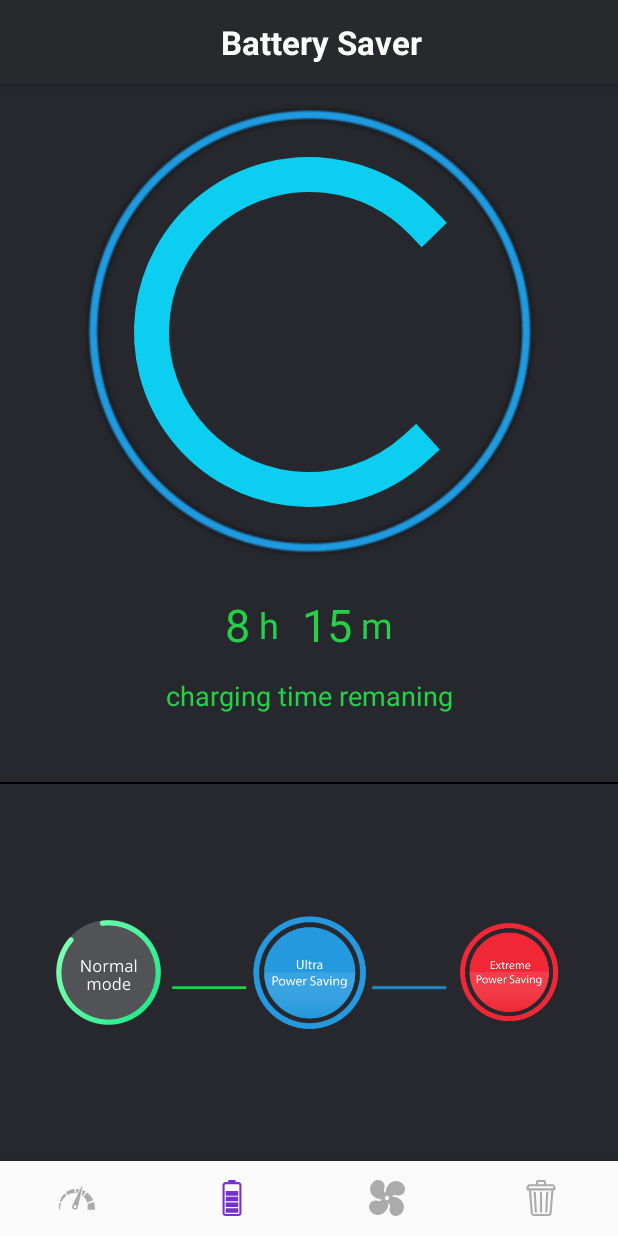
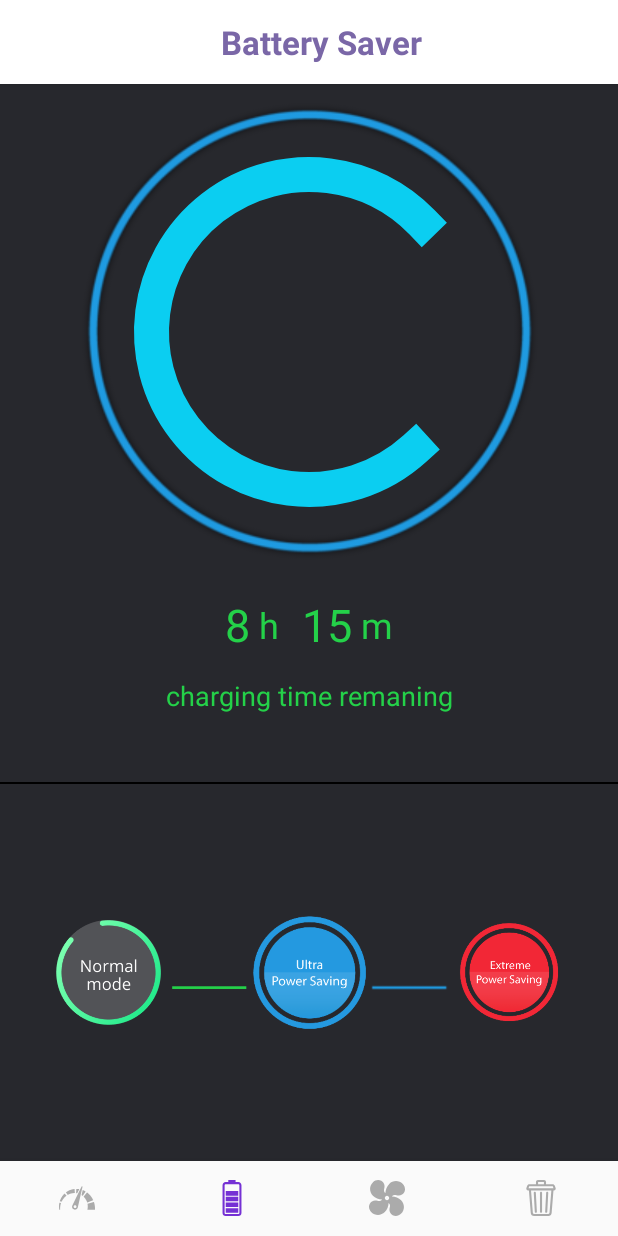
Before and after one commit to wsoteam/Cleaner, an Android app: the screen it shows after launch (MainActivity), item 2 of the bottom bar chosen, on a phone screen of 412 x 824 dp. Run offline under Robolectric (Android 15) with nearby library versions, the phone set to English and light mode, and no system bars; our stand-ins replace AdMob, sdp/ssp sizes; libraries missing offline, so code that uses them is left out: com.facebook, com.facebook.appevents, com.hookedonplay.decoviewlib, com.yandex.metrica, jp.wasabeef.recyclerview and 2 more; plain views replace WaveLoadingView; 24 statements that could not run were skipped.

Commit message:
change ui
https://wsoteam.atlassian.net/browse/TN-17721

```diff
--- a/app/src/main/res/layout/activity_main.xml
+++ b/app/src/main/res/layout/activity_main.xml
@@ -19,7 +19,7 @@
         android:theme="@style/AppTheme.AppBarOverlay">
 
         <androidx.appcompat.widget.Toolbar
-            android:background="#272A2D"
+            android:background="@color/btn_white"
             android:id="@+id/toolbar"
             android:layout_width="match_parent"
             android:layout_height="?android:attr/actionBarSize"
@@ -29,7 +29,7 @@
                 android:textStyle="bold"
                 android:gravity="center"
                 android:textAppearance="?android:textAppearanceLarge"
-                android:textColor="#FFFFFF"
+                android:textColor="@color/main_color"
                 android:id="@+id/name"
                 android:layout_width="match_parent"
                 android:layout_height="match_parent" />
```
